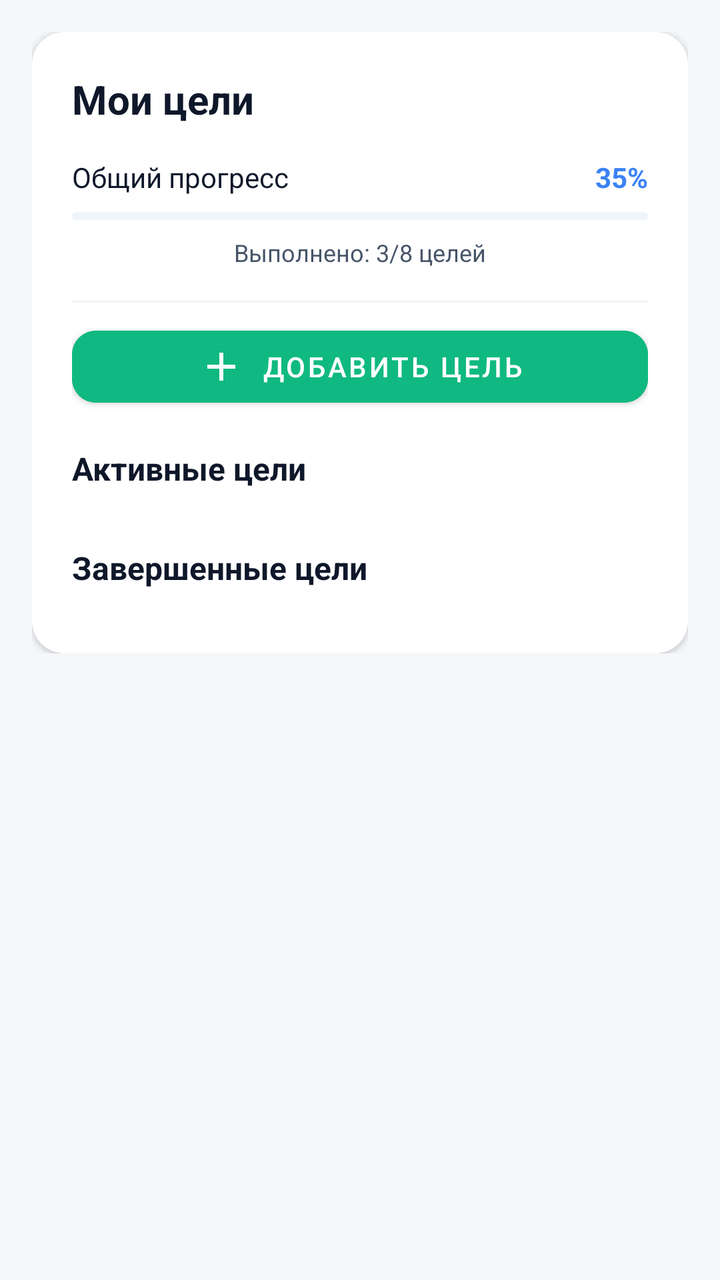
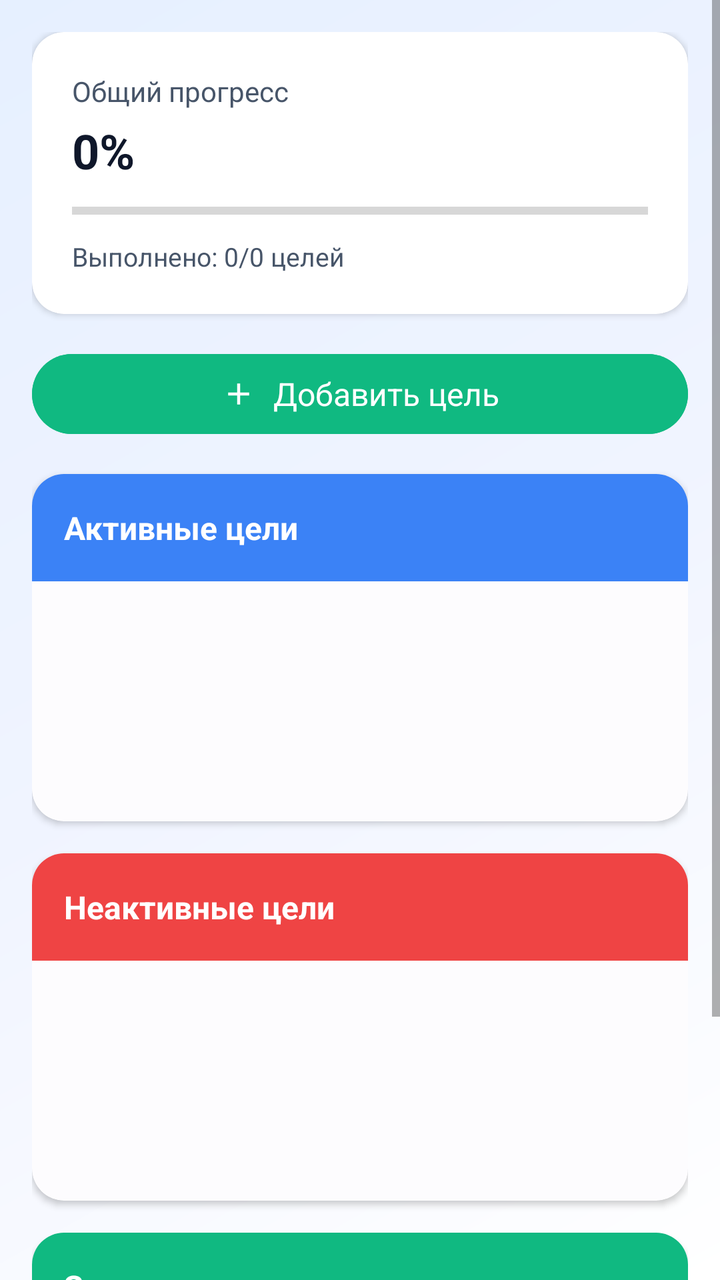

Screens rendered from an Android XML layout before and after an edit, with the pre-edit source and the edit as a unified diff.
<!-- AndroidManifest.xml: application theme Theme.Capital -->
<!-- res/layout/fragment_goals.xml -->
<?xml version="1.0" encoding="utf-8"?>
<ScrollView xmlns:android="http://schemas.android.com/apk/res/android"
    xmlns:app="http://schemas.android.com/apk/res-auto"
    android:layout_width="match_parent"
    android:layout_height="match_parent"
    android:background="@color/background"
    android:padding="16dp">

    <LinearLayout
        android:layout_width="match_parent"
        android:layout_height="wrap_content"
        android:orientation="vertical">

        
        <androidx.cardview.widget.CardView
            android:layout_width="match_parent"
            android:layout_height="wrap_content"
            app:cardCornerRadius="16dp"
            app:cardElevation="2dp"
            app:cardBackgroundColor="@color/surface_main">

            <LinearLayout
                android:layout_width="match_parent"
                android:layout_height="wrap_content"
                android:orientation="vertical"
                android:padding="20dp">

                <TextView
                    android:layout_width="wrap_content"
                    android:layout_height="wrap_content"
                    android:text="Мои цели"
                    android:textColor="@color/text_main_primary"
                    android:textSize="20sp"
                    android:textStyle="bold" />

                
                <LinearLayout
                    android:layout_width="match_parent"
                    android:layout_height="wrap_content"
                    android:layout_marginTop="16dp"
                    android:orientation="horizontal">

                    <TextView
                        android:layout_width="0dp"
                        android:layout_height="wrap_content"
                        android:layout_weight="1"
                        android:text="Общий прогресс"
                        android:textColor="@color/text_main_primary"
                        android:textSize="14sp" />

                    <TextView
                        android:id="@+id/overallProgress"
                        android:layout_width="wrap_content"
                        android:layout_height="wrap_content"
                        android:text="35%"
                        android:textColor="@color/accent_blue"
                        android:textSize="14sp"
                        android:textStyle="bold" />

                </LinearLayout>

                
                <com.google.android.material.progressindicator.LinearProgressIndicator
                    android:id="@+id/progressBar"
                    android:layout_width="match_parent"
                    android:layout_height="8dp"
                    android:layout_marginTop="8dp"
                    android:progress="35"
                    app:trackColor="@color/divider_main"
                    app:trackCornerRadius="4dp"
                    app:indicatorColor="@color/accent_green" />

                <TextView
                    android:id="@+id/completedGoals"
                    android:layout_width="wrap_content"
                    android:layout_height="wrap_content"
                    android:layout_gravity="center"
                    android:layout_marginTop="8dp"
                    android:text="Выполнено: 3/8 целей"
                    android:textColor="@color/text_main_secondary"
                    android:textSize="12sp" />

                <View
                    android:layout_width="match_parent"
                    android:layout_height="1dp"
                    android:layout_marginTop="16dp"
                    android:layout_marginBottom="8dp"
                    android:background="@color/divider_main" />

                <com.google.android.material.button.MaterialButton
                    android:id="@+id/addGoalButton"
                    android:layout_width="match_parent"
                    android:layout_height="wrap_content"
                    android:layout_marginBottom="16dp"
                    android:backgroundTint="@color/accent_green"
                    android:text="Добавить цель"
                    android:textColor="@color/white"
                    app:cornerRadius="12dp"
                    app:icon="@drawable/ic_add"
                    app:iconGravity="textStart" />

                <TextView
                    android:layout_width="wrap_content"
                    android:layout_height="wrap_content"
                    android:text="Активные цели"
                    android:textColor="@color/text_main_primary"
                    android:textSize="16sp"
                    android:textStyle="bold" />

                
                <androidx.recyclerview.widget.RecyclerView
                    android:id="@+id/activeGoalsRecyclerView"
                    android:layout_width="match_parent"
                    android:layout_height="wrap_content"
                    android:layout_marginTop="12dp" />

                <TextView
                    android:layout_width="wrap_content"
                    android:layout_height="wrap_content"
                    android:layout_marginTop="16dp"
                    android:text="Завершенные цели"
                    android:textColor="@color/text_main_primary"
                    android:textSize="16sp"
                    android:textStyle="bold" />

                
                <androidx.recyclerview.widget.RecyclerView
                    android:id="@+id/completedGoalsRecyclerView"
                    android:layout_width="match_parent"
                    android:layout_height="wrap_content"
                    android:layout_marginTop="12dp" />

            </LinearLayout>

        </androidx.cardview.widget.CardView>

    </LinearLayout>

</ScrollView>
<!-- resources referenced by this layout -->
<resources>
  <color name="accent_blue">#3B82F6</color>
  <color name="accent_green">#10B981</color>
  <color name="background">#F5F7FA</color>
  <color name="divider_main">#F1F5F9</color>
  <color name="surface_main">#FFFFFF</color>
  <color name="text_main_primary">#0F172A</color>
  <color name="text_main_secondary">#475569</color>
  <color name="white">#FFFFFF</color>
  <!-- drawable ic_add (drawable) -->
  <vector xmlns:android="http://schemas.android.com/apk/res/android"
      android:width="24dp"
      android:height="24dp"
      android:viewportWidth="960"
      android:viewportHeight="960"
      android:tint="?attr/colorControlNormal">
      <path
          android:fillColor="@android:color/white"
          android:pathData="M440,520L200,520L200,440L440,440L440,200L520,200L520,440L760,440L760,520L520,520L520,760L440,760L440,520Z"/>
  </vector>
  <style name="Theme.Capital" parent="Base.Theme.Capital" />
  <!-- drawable gradient_background_light (drawable) -->
  <?xml version="1.0" encoding="utf-8"?>
  <shape xmlns:android="http://schemas.android.com/apk/res/android">
      <gradient
          android:startColor="#FFFFFF"
          android:centerColor="#F0F4FF"
          android:endColor="#E6F0FF"
          android:angle="135" />
  </shape>
  <color name="primary_main">#303F9F</color>
  <color name="primary_dark">#1A237E</color>
  <color name="text_white">#FFFFFF</color>
  <color name="text_secondary">#757575</color>
  <color name="black">#000000</color>
  <color name="surface_light">#FDFCFE</color>
  <color name="text_primary">#212121</color>
  <color name="error_main">#F44336</color>
  <style name="Widget.Capital.Button" parent="Widget.MaterialComponents.Button">
          <item name="cornerRadius">12dp</item>
          <item name="android:textColor">@color/text_white</item>
      </style>
  <style name="Widget.Capital.TextInputLayout" parent="Widget.MaterialComponents.TextInputLayout.OutlinedBox">
          <item name="boxCornerRadiusBottomEnd">12dp</item>
          <item name="boxCornerRadiusBottomStart">12dp</item>
          <item name="boxCornerRadiusTopEnd">12dp</item>
          <item name="boxCornerRadiusTopStart">12dp</item>
          <item name="boxStrokeColor">@color/primary_main</item>
          <item name="hintTextColor">@color/text_secondary</item>
          <item name="android:textColorHint">@color/text_secondary</item>
      </style>
  <!-- unchanged entries left out for length: 1 -->
</resources>

<!-- the commit's change to res/layout/fragment_goals.xml (unified diff, before → after) -->
@@ -3,18 +3,19 @@
     xmlns:app="http://schemas.android.com/apk/res-auto"
     android:layout_width="match_parent"
     android:layout_height="match_parent"
-    android:background="@color/background"
-    android:padding="16dp">
+    android:fillViewport="true">
 
     <LinearLayout
         android:layout_width="match_parent"
         android:layout_height="wrap_content"
-        android:orientation="vertical">
+        android:orientation="vertical"
+        android:padding="16dp">
 
         
         <androidx.cardview.widget.CardView
             android:layout_width="match_parent"
             android:layout_height="wrap_content"
+            android:layout_marginBottom="16dp"
             app:cardCornerRadius="16dp"
             app:cardElevation="2dp"
             app:cardBackgroundColor="@color/surface_main">
@@ -26,114 +27,162 @@
                 android:padding="20dp">
 
                 <TextView
-                    android:layout_width="wrap_content"
+                    android:layout_width="match_parent"
                     android:layout_height="wrap_content"
-                    android:text="Мои цели"
+                    android:text="Общий прогресс"
+                    android:textColor="@color/text_main_secondary"
+                    android:textSize="14sp" />
+
+                <TextView
+                    android:id="@+id/overallProgress"
+                    android:layout_width="match_parent"
+                    android:layout_height="wrap_content"
+                    android:layout_marginTop="4dp"
+                    android:text="0%"
                     android:textColor="@color/text_main_primary"
-                    android:textSize="20sp"
+                    android:textSize="24sp"
                     android:textStyle="bold" />
 
-                
-                <LinearLayout
+                <ProgressBar
+                    android:id="@+id/progressBar"
+                    style="?android:attr/progressBarStyleHorizontal"
                     android:layout_width="match_parent"
-                    android:layout_height="wrap_content"
-                    android:layout_marginTop="16dp"
-                    android:orientation="horizontal">
-
-                    <TextView
-                        android:layout_width="0dp"
-                        android:layout_height="wrap_content"
-                        android:layout_weight="1"
-                        android:text="Общий прогресс"
-                        android:textColor="@color/text_main_primary"
-                        android:textSize="14sp" />
-
-                    <TextView
-                        android:id="@+id/overallProgress"
-                        android:layout_width="wrap_content"
-                        android:layout_height="wrap_content"
-                        android:text="35%"
-                        android:textColor="@color/accent_blue"
-                        android:textSize="14sp"
-                        android:textStyle="bold" />
-
-                </LinearLayout>
-
-                
-                <com.google.android.material.progressindicator.LinearProgressIndicator
-                    android:id="@+id/progressBar"
-                    android:layout_width="match_parent"
-                    android:layout_height="8dp"
+                    android:layout_height="12dp"
                     android:layout_marginTop="8dp"
-                    android:progress="35"
-                    app:trackColor="@color/divider_main"
-                    app:trackCornerRadius="4dp"
-                    app:indicatorColor="@color/accent_green" />
+                    android:progress="0"
+                    android:progressTint="@color/accent_green"
+                    android:backgroundTint="@color/divider_main" />
 
                 <TextView
                     android:id="@+id/completedGoals"
-                    android:layout_width="wrap_content"
-                    android:layout_height="wrap_content"
-                    android:layout_gravity="center"
-                    android:layout_marginTop="8dp"
-                    android:text="Выполнено: 3/8 целей"
-                    android:textColor="@color/text_main_secondary"
-                    android:textSize="12sp" />
-
-                <View
-                    android:layout_width="match_parent"
-                    android:layout_height="1dp"
-                    android:layout_marginTop="16dp"
-                    android:layout_marginBottom="8dp"
-                    android:background="@color/divider_main" />
-
-                <com.google.android.material.button.MaterialButton
-                    android:id="@+id/addGoalButton"
                     android:layout_width="match_parent"
                     android:layout_height="wrap_content"
-                    android:layout_marginBottom="16dp"
-                    android:backgroundTint="@color/accent_green"
-                    android:text="Добавить цель"
-                    android:textColor="@color/white"
-                    app:cornerRadius="12dp"
-                    app:icon="@drawable/ic_add"
-                    app:iconGravity="textStart" />
-
-                <TextView
-                    android:layout_width="wrap_content"
-                    android:layout_height="wrap_content"
-                    android:text="Активные цели"
-                    android:textColor="@color/text_main_primary"
-                    android:textSize="16sp"
-                    android:textStyle="bold" />
-
-                
-                <androidx.recyclerview.widget.RecyclerView
-                    android:id="@+id/activeGoalsRecyclerView"
-                    android:layout_width="match_parent"
-                    android:layout_height="wrap_content"
-                    android:layout_marginTop="12dp" />
-
-                <TextView
-                    android:layout_width="wrap_content"
-                    android:layout_height="wrap_content"
-                    android:layout_marginTop="16dp"
-                    android:text="Завершенные цели"
-                    android:textColor="@color/text_main_primary"
-                    android:textSize="16sp"
-                    android:textStyle="bold" />
-
-                
-                <androidx.recyclerview.widget.RecyclerView
-                    android:id="@+id/completedGoalsRecyclerView"
-                    android:layout_width="match_parent"
-                    android:layout_height="wrap_content"
-                    android:layout_marginTop="12dp" />
+                    android:layout_marginTop="8dp"
+                    android:text="Выполнено: 0/0 целей"
+                    android:textColor="@color/text_main_secondary"
+                    android:textSize="13sp" />
 
             </LinearLayout>
 
         </androidx.cardview.widget.CardView>
 
+        
+        <com.google.android.material.button.MaterialButton
+            android:id="@+id/addGoalButton"
+            android:layout_width="match_parent"
+            android:layout_height="wrap_content"
+            android:layout_marginBottom="16dp"
+            android:text="Добавить цель"
+            android:textSize="16sp"
+            app:icon="@drawable/ic_add"
+            app:iconGravity="textStart"
+            style="@style/Widget.Material3.Button"
+            android:backgroundTint="@color/accent_green"/>
+
+        
+        <com.google.android.material.card.MaterialCardView
+            android:id="@+id/activeGoalsContainer"
+            android:layout_width="match_parent"
+            android:layout_height="wrap_content"
+            android:layout_marginBottom="16dp"
+            app:cardCornerRadius="16dp"
+            app:cardElevation="2dp">
+
+            <LinearLayout
+                android:layout_width="match_parent"
+                android:layout_height="wrap_content"
+                android:orientation="vertical">
+
+                <TextView
+                    android:layout_width="match_parent"
+                    android:layout_height="wrap_content"
+                    android:background="@color/accent_blue"
+                    android:padding="16dp"
+                    android:text="Активные цели"
+                    android:textColor="@color/white"
+                    android:textSize="16sp"
+                    android:textStyle="bold" />
+
+                <androidx.recyclerview.widget.RecyclerView
+                    android:id="@+id/activeGoalsRecyclerView"
+                    android:layout_width="match_parent"
+                    android:layout_height="wrap_content"
+                    android:minHeight="120dp"
+                    android:padding="8dp" />
+
+            </LinearLayout>
+
+        </com.google.android.material.card.MaterialCardView>
+
+        
+        <com.google.android.material.card.MaterialCardView
+            android:id="@+id/inactiveGoalsContainer"
+            android:layout_width="match_parent"
+            android:layout_height="wrap_content"
+            android:layout_marginBottom="16dp"
+            app:cardCornerRadius="16dp"
+            app:cardElevation="2dp">
+
+            <LinearLayout
+                android:layout_width="match_parent"
+                android:layout_height="wrap_content"
+                android:orientation="vertical">
+
+                <TextView
+                    android:layout_width="match_parent"
+                    android:layout_height="wrap_content"
+                    android:background="@color/accent_red"
+                    android:padding="16dp"
+                    android:text="Неактивные цели"
+                    android:textColor="@color/white"
+                    android:textSize="16sp"
+                    android:textStyle="bold" />
+
+                <androidx.recyclerview.widget.RecyclerView
+                    android:id="@+id/inactiveGoalsRecyclerView"
+                    android:layout_width="match_parent"
+                    android:layout_height="wrap_content"
+                    android:minHeight="120dp"
+                    android:padding="8dp" />
+
+            </LinearLayout>
+
+        </com.google.android.material.card.MaterialCardView>
+
+        
+        <com.google.android.material.card.MaterialCardView
+            android:id="@+id/closedGoalsContainer"
+            android:layout_width="match_parent"
+            android:layout_height="wrap_content"
+            app:cardCornerRadius="16dp"
+            app:cardElevation="2dp">
+
+            <LinearLayout
+                android:layout_width="match_parent"
+                android:layout_height="wrap_content"
+                android:orientation="vertical">
+
+                <TextView
+                    android:layout_width="match_parent"
+                    android:layout_height="wrap_content"
+                    android:background="@color/accent_green"
+                    android:padding="16dp"
+                    android:text="Закрытые цели"
+                    android:textColor="@color/white"
+                    android:textSize="16sp"
+                    android:textStyle="bold" />
+
+                <androidx.recyclerview.widget.RecyclerView
+                    android:id="@+id/closedGoalsRecyclerView"
+                    android:layout_width="match_parent"
+                    android:layout_height="wrap_content"
+                    android:minHeight="120dp"
+                    android:padding="8dp" />
+
+            </LinearLayout>
+
+        </com.google.android.material.card.MaterialCardView>
+
     </LinearLayout>
 
 </ScrollView>
<!-- resource entries referenced after the edit -->
@@ -2,6 +2,7 @@
 <resources>
   <color name="accent_blue">#3B82F6</color>
   <color name="accent_green">#10B981</color>
+  <color name="accent_red">#EF4444</color>
   <color name="background">#F5F7FA</color>
   <color name="divider_main">#F1F5F9</color>
   <color name="surface_main">#FFFFFF</color>
